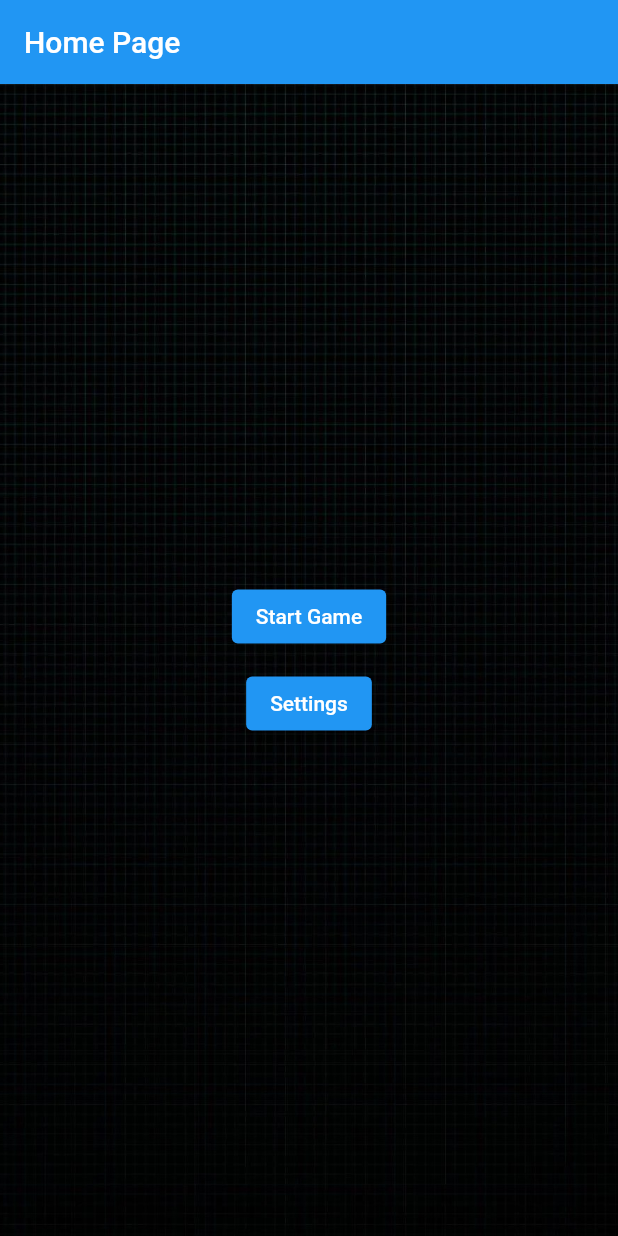
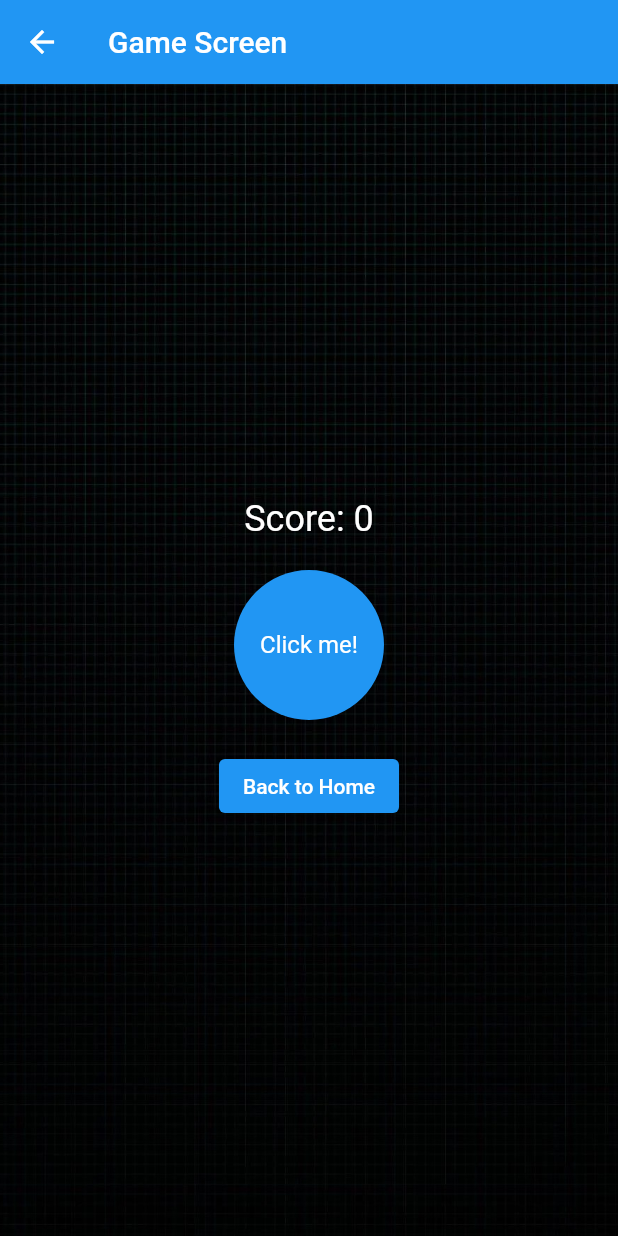
Before and after one commit to AlhasanChaaban/ProjectOne, a Flutter app: the screen it shows after launch, after a tap on "Start Game", on a phone screen of 412 x 824 dp. Run offline on Flutter 3.47's test engine with Material 2 defaults, Android fonts, the phone set to English and light mode, and no system bars.

Commit message:
save changes

```diff
--- a/lib/game_screen.dart
+++ b/lib/game_screen.dart
@@ -0,0 +1,68 @@
+import 'package:flutter/material.dart';
+
+class GameScreen extends StatefulWidget {
+  @override
+  _GameScreenState createState() => _GameScreenState();
+}
+
+class _GameScreenState extends State<GameScreen> {
+  int score = 0;
+
+  @override
+  Widget build(BuildContext context) {
+    return Scaffold(
+      appBar: AppBar(
+        title: const Text('Game Screen'),
+      ),
+      body: Container(
+        decoration: const BoxDecoration(
+          image: DecorationImage(
+            image: AssetImage("assets/background.jpg"),
+            fit: BoxFit.cover,
+          ),
+        ),
+        child: Center(
+          child: Column(
+            mainAxisAlignment: MainAxisAlignment.center,
+            children: <Widget>[
+              Text(
+                'Score: $score',
+                style: const TextStyle(fontSize: 24, color: Colors.white),
+              ),
+              const SizedBox(height: 20),
+              GestureDetector(
+                onTap: () {
+                  setState(() {
+                    score++;
+                  });
+                },
+                child: Container(
+                  width: 100,
+                  height: 100,
+                  decoration: const BoxDecoration(
+                    color: Colors.blue,
+                    shape: BoxShape.circle,
+                  ),
+                  child: const Center(
+                    child: Text(
+                      'Click me!',
+                      style: TextStyle(fontSize: 16, color: Colors.white),
+                    ),
+                  ),
+                ),
+              ),
+              const SizedBox(height: 20),
+              ElevatedButton(
+                onPressed: () {
+                  // You can navigate back or to another screen if needed
+                  Navigator.pop(context);
+                },
+                child: const Text('Back to Home'),
+              ),
+            ],
+          ),
+        ),
+      ),
+    );
+  }
+}
--- a/lib/main.dart
+++ b/lib/main.dart
@@ -42,7 +42,7 @@ class GameHomePage extends StatelessWidget {
             children: <Widget>[
               ElevatedButton(
                 onPressed: () {
-                  // Navigate to start game screen
+                  Navigator.push(context, MaterialPageRoute(builder: (context) => GameScreen()));
                 },
                 child: const Text('Start Game'),
               ),
```
